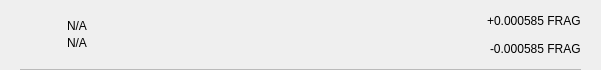
This is src/qt/gamefrag/forms/txrow.ui in Game-Frag/game-frag-coin as Qt 5 draws it before an edit. The edited form follows.
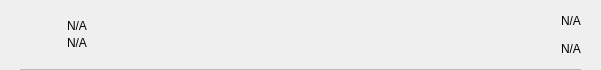
This is the edited form.

Diff of the .ui file:
```diff
--- a/src/qt/gamefrag/forms/txrow.ui
+++ b/src/qt/gamefrag/forms/txrow.ui
@@ -159,7 +159,7 @@
                <string notr="true"/>
               </property>
               <property name="text">
-               <string>+0.000585 FRAG</string>
+               <string notr="true">N/A</string>
               </property>
              </widget>
             </item>
@@ -169,7 +169,7 @@
                <string notr="true"/>
               </property>
               <property name="text">
-               <string>-0.000585 FRAG</string>
+               <string notr="true">N/A</string>
               </property>
              </widget>
             </item>
```
Left out of the diff: 2 changed lines with no effect on the pictures.
